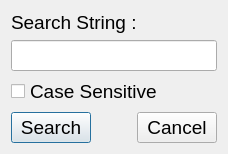
Qt form Dialogs/searchdialog.ui (UnkindledTwo/TreeNotes) before a commit.
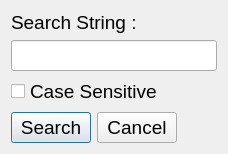
The same form after that commit.

The edit to the form file:
```diff
--- a/Dialogs/searchdialog.ui
+++ b/Dialogs/searchdialog.ui
@@ -25,20 +25,7 @@
   <property name="windowTitle">
    <string>Search</string>
   </property>
-  <layout class="QGridLayout" name="gridLayout" columnstretch="1,1,1">
-   <item row="6" column="1">
-    <spacer name="horizontalSpacer">
-     <property name="orientation">
-      <enum>Qt::Horizontal</enum>
-     </property>
-     <property name="sizeHint" stdset="0">
-      <size>
-       <width>40</width>
-       <height>20</height>
-      </size>
-     </property>
-    </spacer>
-   </item>
+  <layout class="QGridLayout" name="gridLayout" columnstretch="1,1,1,0">
    <item row="6" column="0">
     <widget class="QPushButton" name="bSearch">
      <property name="sizePolicy">
@@ -52,19 +39,6 @@
      </property>
     </widget>
    </item>
-   <item row="6" column="2">
-    <widget class="QPushButton" name="bCancel">
-     <property name="sizePolicy">
-      <sizepolicy hsizetype="Minimum" vsizetype="Minimum">
-       <horstretch>0</horstretch>
-       <verstretch>0</verstretch>
-      </sizepolicy>
-     </property>
-     <property name="text">
-      <string>Cancel</string>
-     </property>
-    </widget>
-   </item>
    <item row="5" column="0" colspan="3">
     <spacer name="verticalSpacer">
      <property name="orientation">
@@ -78,7 +52,33 @@
      </property>
     </spacer>
    </item>
-   <item row="3" column="0" colspan="3">
+   <item row="6" column="1">
+    <widget class="QPushButton" name="bCancel">
+     <property name="sizePolicy">
+      <sizepolicy hsizetype="Minimum" vsizetype="Minimum">
+       <horstretch>0</horstretch>
+       <verstretch>0</verstretch>
+      </sizepolicy>
+     </property>
+     <property name="text">
+      <string>Cancel</string>
+     </property>
+    </widget>
+   </item>
+   <item row="6" column="2" colspan="2">
+    <spacer name="horizontalSpacer">
+     <property name="orientation">
+      <enum>Qt::Horizontal</enum>
+     </property>
+     <property name="sizeHint" stdset="0">
+      <size>
+       <width>40</width>
+       <height>20</height>
+      </size>
+     </property>
+    </spacer>
+   </item>
+   <item row="3" column="0" colspan="4">
     <layout class="QVBoxLayout" name="verticalLayout">
      <item>
       <widget class="QLabel" name="label">
```
